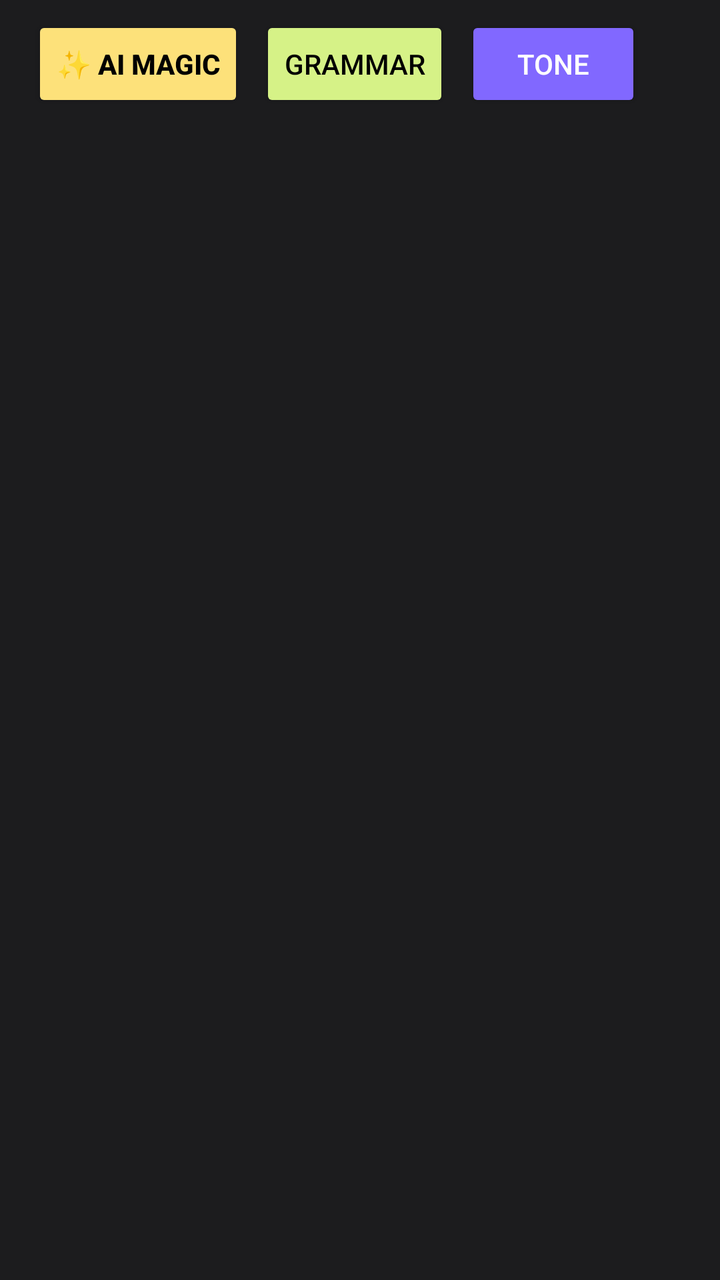
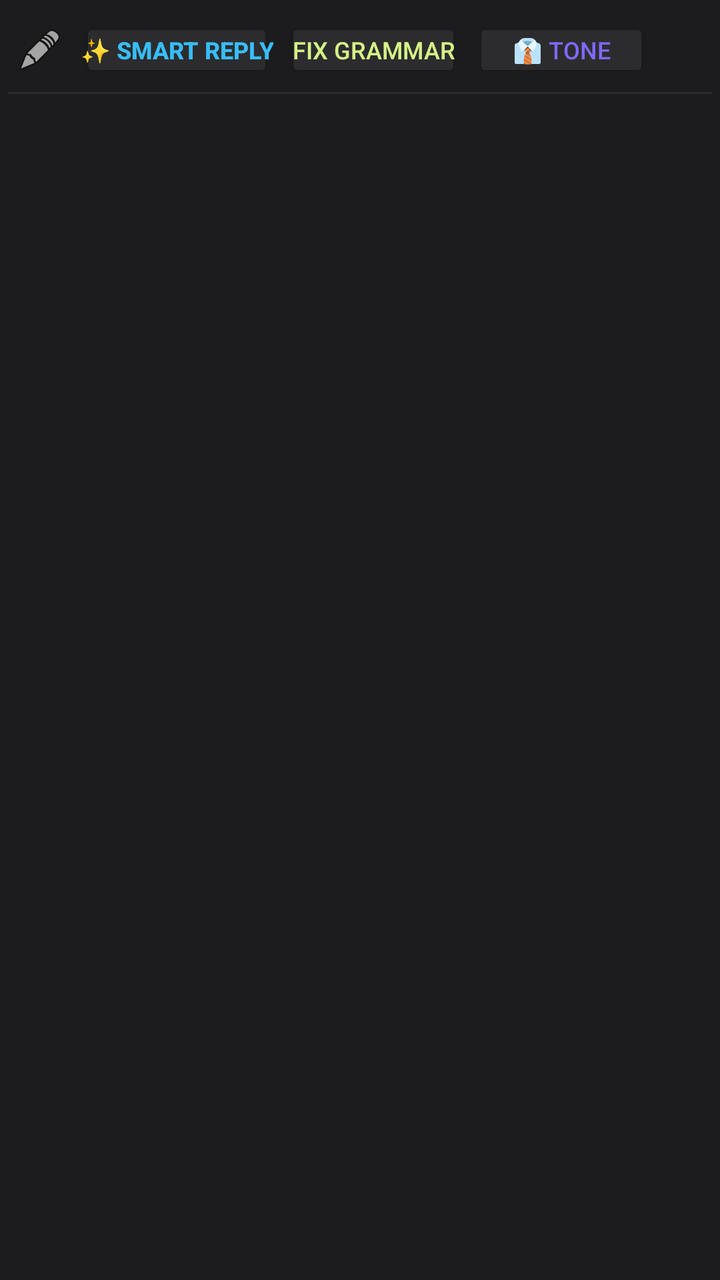

Screens rendered from an Android XML layout before and after an edit, with the pre-edit source and the edit as a unified diff.
<!-- AndroidManifest.xml: application theme AppTheme -->
<!-- res/layout/keyboard_view.xml -->
<?xml version="1.0" encoding="utf-8"?>
<LinearLayout xmlns:android="http://schemas.android.com/apk/res/android"
    android:layout_width="match_parent"
    android:layout_height="wrap_content"
    android:orientation="vertical"
    android:background="#1C1C1E"
    android:padding="8dp">

    
    <LinearLayout
        android:layout_width="match_parent"
        android:layout_height="48dp"
        android:orientation="horizontal"
        android:gravity="center_vertical"
        android:paddingHorizontal="8dp">
        
        <Button
            android:id="@+id/btn_ai_magic"
            android:layout_width="wrap_content"
            android:layout_height="wrap_content"
            android:text="✨ AI Magic"
            android:backgroundTint="#FDE17A"
            android:textColor="#000000"
            android:textStyle="bold"
            android:layout_marginEnd="8dp"/>

        <Button
            android:id="@+id/btn_grammar"
            android:layout_width="wrap_content"
            android:layout_height="wrap_content"
            android:text="Grammar"
            android:backgroundTint="#D6F287"
            android:textColor="#000000"
            android:layout_marginEnd="8dp"/>

        <Button
            android:id="@+id/btn_tone"
            android:layout_width="wrap_content"
            android:layout_height="wrap_content"
            android:text="Tone"
            android:backgroundTint="#8168FF"
            android:textColor="#FFFFFF"/>
    </LinearLayout>

    
    <android.inputmethodservice.KeyboardView
        android:id="@+id/keyboard"
        android:layout_width="match_parent"
        android:layout_height="wrap_content"
        android:background="#2C2C2E"
        android:keyBackground="@android:color/transparent"
        android:keyTextColor="#FFFFFF" />

</LinearLayout>
<!-- resources referenced by this layout -->
<resources>
  <style name="AppTheme" parent="Theme.AppCompat.DayNight.NoActionBar">
      <item name="android:editTextBackground">@drawable/rn_edit_text_material</item>
      <item name="colorPrimary">@color/colorPrimary</item>
      <item name="android:statusBarColor">@android:color/transparent</item>
      <item name="android:navigationBarColor">@android:color/transparent</item>
    </style>
  <!-- drawable rn_edit_text_material (drawable) -->
  <?xml version="1.0" encoding="utf-8"?>
  <inset xmlns:android="http://schemas.android.com/apk/res/android"
         android:insetLeft="@dimen/abc_edit_text_inset_horizontal_material"
         android:insetRight="@dimen/abc_edit_text_inset_horizontal_material"
         android:insetTop="@dimen/abc_edit_text_inset_top_material"
         android:insetBottom="@dimen/abc_edit_text_inset_bottom_material"
         >
  
      <selector>
          
          <item android:state_enabled="false" android:drawable="@drawable/abc_textfield_default_mtrl_alpha"/>
          <item android:drawable="@drawable/abc_textfield_activated_mtrl_alpha"/>
      </selector>
  
  </inset>
  <color name="colorPrimary">#023c69</color>
</resources>

<!-- the commit's change to res/layout/keyboard_view.xml (unified diff, before → after) -->
@@ -4,51 +4,72 @@
     android:layout_height="wrap_content"
     android:orientation="vertical"
     android:background="#1C1C1E"
-    android:padding="8dp">
+    android:padding="4dp">
 
     
     <LinearLayout
         android:layout_width="match_parent"
-        android:layout_height="48dp"
+        android:layout_height="42dp"
         android:orientation="horizontal"
         android:gravity="center_vertical"
-        android:paddingHorizontal="8dp">
+        android:paddingHorizontal="4dp">
         
+        <ImageView
+            android:layout_width="24dp"
+            android:layout_height="24dp"
+            android:src="@android:drawable/ic_menu_edit"
+            android:layout_marginEnd="8dp"
+            android:contentDescription="AI Icon"/>
+
         <Button
             android:id="@+id/btn_ai_magic"
             android:layout_width="wrap_content"
-            android:layout_height="wrap_content"
-            android:text="✨ AI Magic"
-            android:backgroundTint="#FDE17A"
-            android:textColor="#000000"
+            android:layout_height="32dp"
+            android:text="✨ Smart Reply"
+            android:backgroundTint="#2C2C2E"
+            android:textColor="#38BDF8"
+            android:textSize="12sp"
             android:textStyle="bold"
-            android:layout_marginEnd="8dp"/>
+            android:layout_marginEnd="6dp"
+            android:padding="0dp" />
 
         <Button
             android:id="@+id/btn_grammar"
             android:layout_width="wrap_content"
-            android:layout_height="wrap_content"
-            android:text="Grammar"
-            android:backgroundTint="#D6F287"
-            android:textColor="#000000"
-            android:layout_marginEnd="8dp"/>
+            android:layout_height="32dp"
+            android:text="Fix Grammar"
+            android:backgroundTint="#2C2C2E"
+            android:textColor="#D6F287"
+            android:textSize="12sp"
+            android:layout_marginEnd="6dp"
+            android:padding="0dp" />
 
         <Button
             android:id="@+id/btn_tone"
             android:layout_width="wrap_content"
-            android:layout_height="wrap_content"
-            android:text="Tone"
-            android:backgroundTint="#8168FF"
-            android:textColor="#FFFFFF"/>
+            android:layout_height="32dp"
+            android:text="👔 Tone"
+            android:backgroundTint="#2C2C2E"
+            android:textColor="#8168FF"
+            android:textSize="12sp"
+            android:padding="0dp" />
     </LinearLayout>
+
+    <View
+        android:layout_width="match_parent"
+        android:layout_height="1dp"
+        android:background="#2C2C2E"
+        android:layout_marginBottom="4dp"/>
 
     
     <android.inputmethodservice.KeyboardView
         android:id="@+id/keyboard"
         android:layout_width="match_parent"
         android:layout_height="wrap_content"
-        android:background="#2C2C2E"
-        android:keyBackground="@android:color/transparent"
-        android:keyTextColor="#FFFFFF" />
+        android:background="#1C1C1E"
+        android:keyBackground="@drawable/key_background"
+        android:keyTextColor="#FFFFFF"
+        android:shadowColor="#000000"
+        android:shadowRadius="0.0" />
 
 </LinearLayout>
<!-- resource entries referenced after the edit -->
@@ -1,5 +1,22 @@
 <!-- resources referenced by this layout -->
 <resources>
+  <!-- drawable key_background (drawable) -->
+  <?xml version="1.0" encoding="utf-8"?>
+  <selector xmlns:android="http://schemas.android.com/apk/res/android">
+      <item android:state_pressed="true">
+          <shape android:shape="rectangle">
+              <solid android:color="#3A3A3C"/> 
+              <corners android:radius="6dp"/>
+          </shape>
+      </item>
+      <item>
+          <shape android:shape="rectangle">
+              <solid android:color="#48484A"/> 
+              <corners android:radius="6dp"/>
+              <padding android:left="0dp" android:top="0dp" android:right="0dp" android:bottom="4dp" />
+          </shape>
+      </item>
+  </selector>
   <style name="AppTheme" parent="Theme.AppCompat.DayNight.NoActionBar">
       <item name="android:editTextBackground">@drawable/rn_edit_text_material</item>
       <item name="colorPrimary">@color/colorPrimary</item>
